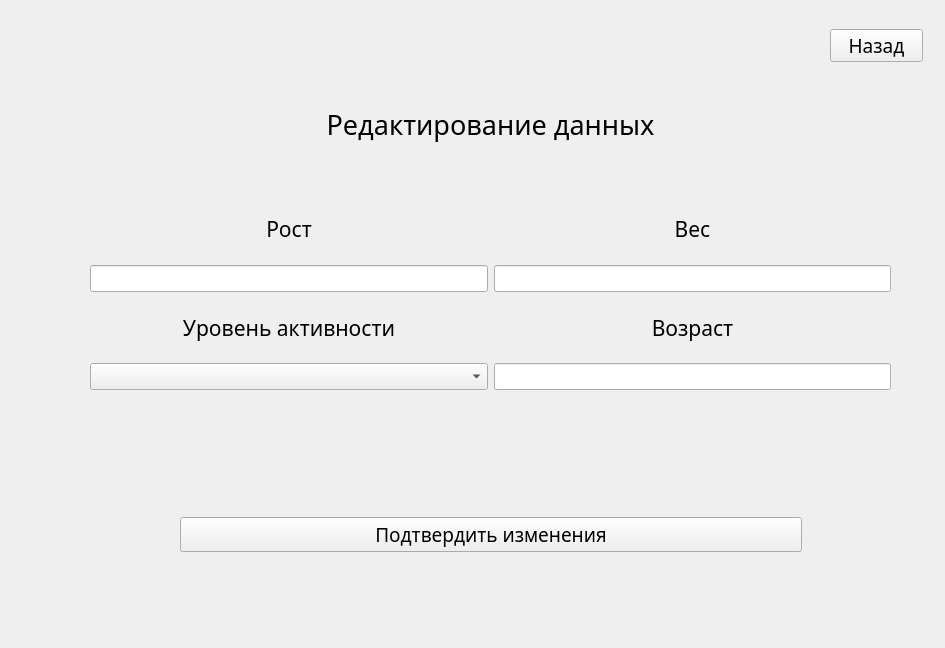
Qt form RegLog.ui (TheLastie/FitnessTracker) before a commit.
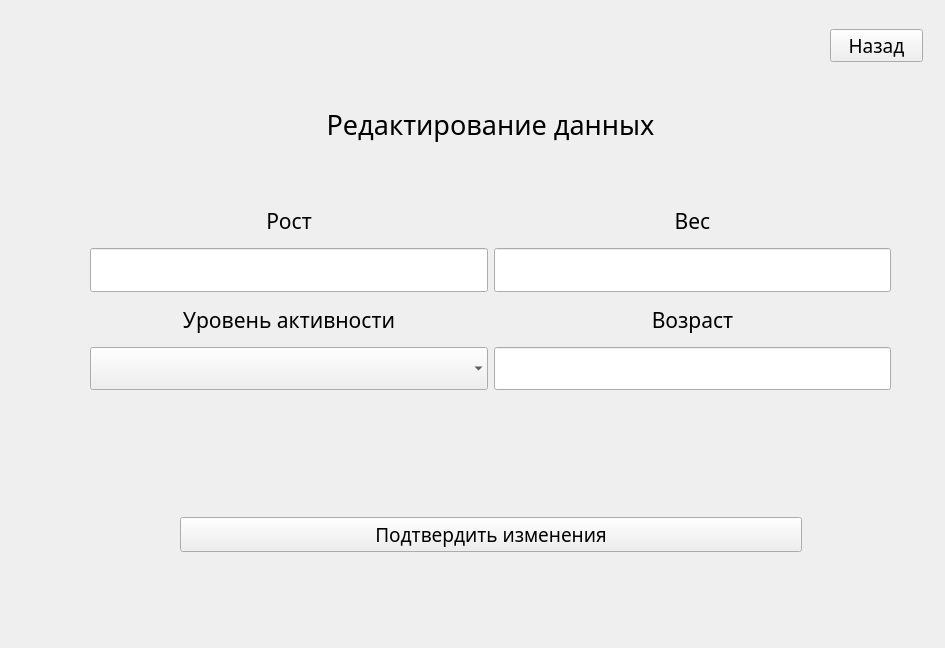
The same form after that commit.

```diff
--- a/RegLog.ui
+++ b/RegLog.ui
@@ -921,20 +921,38 @@
       </item>
       <item row="1" column="1">
        <widget class="QLineEdit" name="weight_ed">
+        <property name="maximumSize">
+         <size>
+          <width>16777215</width>
+          <height>70</height>
+         </size>
+        </property>
         <property name="font">
          <font>
           <pointsize>12</pointsize>
          </font>
         </property>
+        <property name="alignment">
+         <set>Qt::AlignCenter</set>
+        </property>
        </widget>
       </item>
       <item row="1" column="0">
        <widget class="QLineEdit" name="height_ed">
+        <property name="maximumSize">
+         <size>
+          <width>16777215</width>
+          <height>70</height>
+         </size>
+        </property>
         <property name="font">
          <font>
           <pointsize>12</pointsize>
          </font>
         </property>
+        <property name="alignment">
+         <set>Qt::AlignCenter</set>
+        </property>
        </widget>
       </item>
       <item row="2" column="1">
@@ -955,11 +973,20 @@
       </item>
       <item row="3" column="1">
        <widget class="QLineEdit" name="age_ed">
+        <property name="maximumSize">
+         <size>
+          <width>16777215</width>
+          <height>70</height>
+         </size>
+        </property>
         <property name="font">
          <font>
           <pointsize>12</pointsize>
          </font>
         </property>
+        <property name="alignment">
+         <set>Qt::AlignCenter</set>
+        </property>
        </widget>
       </item>
       <item row="0" column="1">
@@ -980,11 +1007,26 @@
       </item>
       <item row="3" column="0">
        <widget class="QComboBox" name="act_ed">
+        <property name="maximumSize">
+         <size>
+          <width>16777215</width>
+          <height>70</height>
+         </size>
+        </property>
         <property name="font">
          <font>
           <pointsize>12</pointsize>
          </font>
         </property>
+        <property name="iconSize">
+         <size>
+          <width>0</width>
+          <height>0</height>
+         </size>
+        </property>
+        <property name="frame">
+         <bool>false</bool>
+        </property>
        </widget>
       </item>
      </layout>
```
